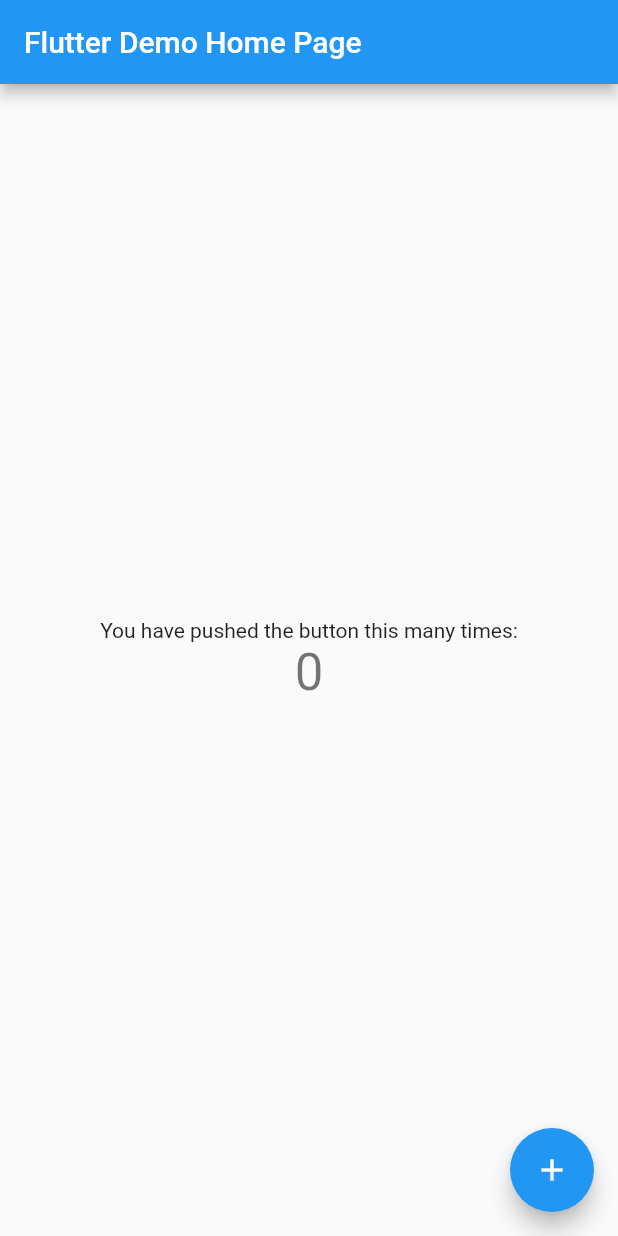
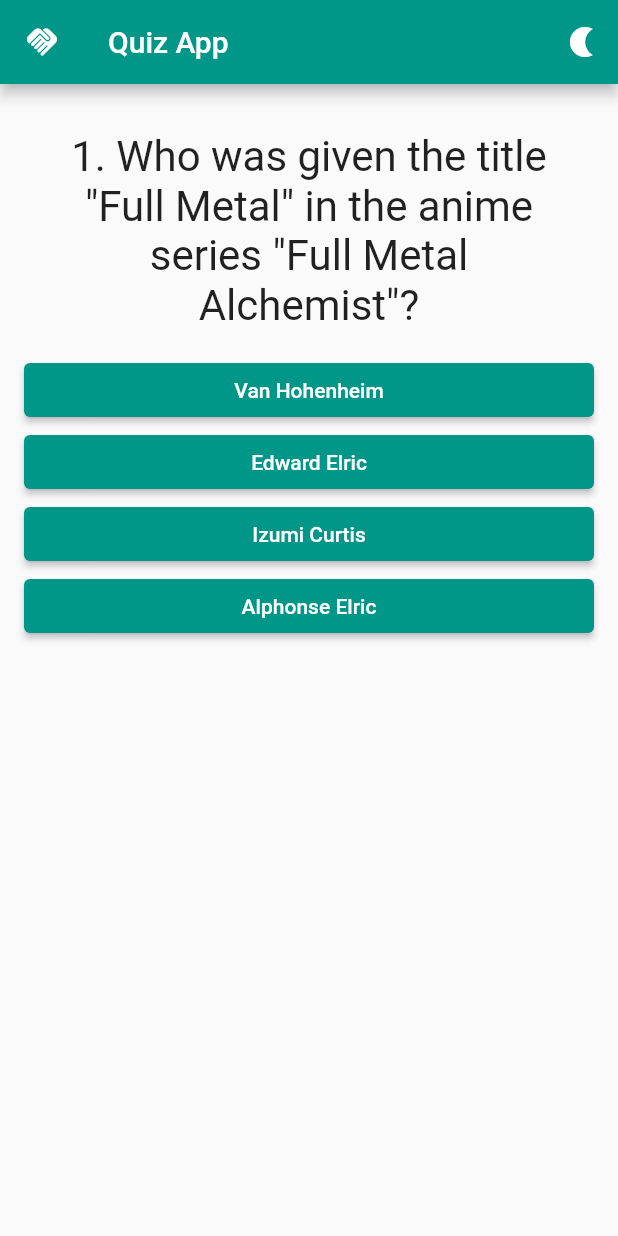
Before and after one commit to alexander-alarcon/fl-quiz-app, a Flutter app: the screen it shows after launch, on a phone screen of 412 x 824 dp. Run offline on Flutter 3.47's test engine with Material 2 defaults, Android fonts, the phone set to English and light mode, and no system bars.

Commit message:
Make quiz app
Make a basic quiz app with flutter

```diff
--- /dev/null
+++ b/lib/answer.dart
@@ -0,0 +1,20 @@
+import 'package:flutter/material.dart';
+
+class Answer extends StatelessWidget {
+  final VoidCallback selectHandler;
+  final String answerText;
+
+  const Answer(this.selectHandler, this.answerText, {Key? key})
+      : super(key: key);
+
+  @override
+  Widget build(BuildContext context) {
+    return SizedBox(
+      width: double.infinity,
+      child: ElevatedButton(
+        child: Text(answerText),
+        onPressed: selectHandler,
+      ),
+    );
+  }
+}
--- a/lib/main.dart
+++ b/lib/main.dart
@@ -1,115 +1,158 @@
 import 'package:flutter/material.dart';
 
+import './result.dart';
+import './quiz.dart';
+
 void main() {
-  runApp(const MyApp());
+  runApp(const App());
 }
 
-class MyApp extends StatelessWidget {
-  const MyApp({Key? key}) : super(key: key);
+class App extends StatefulWidget {
+  const App({Key? key}) : super(key: key);
 
-  // This widget is the root of your application.
   @override
-  Widget build(BuildContext context) {
-    return MaterialApp(
-      title: 'Flutter Demo',
-      theme: ThemeData(
-        // This is the theme of your application.
-        //
-        // Try running your application with "flutter run". You'll see the
-        // application has a blue toolbar. Then, without quitting the app, try
-        // changing the primarySwatch below to Colors.green and then invoke
-        // "hot reload" (press "r" in the console where you ran "flutter run",
-        // or simply save your changes to "hot reload" in a Flutter IDE).
-        // Notice that the counter didn't reset back to zero; the application
-        // is not restarted.
-        primarySwatch: Colors.blue,
-      ),
-      home: const MyHomePage(title: 'Flutter Demo Home Page'),
-    );
-  }
+  State<App> createState() => _AppState();
 }
 
-class MyHomePage extends StatefulWidget {
-  const MyHomePage({Key? key, required this.title}) : super(key: key);
+class _AppState extends State<App> {
+  final _questions = [
+    {
+      'question':
+          'Who was given the title "Full Metal" in the anime series "Full Metal Alchemist"?',
+      'correctAnswer': 'Edward Elric',
+      'answers': [
+        'Alphonse Elric',
+        'Van Hohenheim',
+        'Izumi Curtis',
+        'Edward Elric'
+      ]
+    },
+    {
+      'question':
+          'What caused the titular mascot of Yo-Kai Watch" Jibanyan" to become a yokai?',
+      'correctAnswer': 'Being run over by a truck',
+      'answers': [
+        'Ate one too many chocobars',
+        'Through a magical ritual',
+        'When he put on the harmaki',
+        'Being run over by a truck'
+      ]
+    },
+    {
+      'question': 'What year did "Attack on Titan" Season 2 begin airing?',
+      'correctAnswer': '2017',
+      'answers': ['2018', '2019', '2020', '2017']
+    },
+    {
+      'question':
+          'In "One Piece" who confirms the existence of the legendary treasure\' One Piece?',
+      'correctAnswer': 'Edward "Whitebeard" Newgate',
+      'answers': [
+        'Former Marine Fleet Admiral Sengoku',
+        'Pirate King Gol D Roger',
+        'Silvers Rayleigh',
+        'Edward "Whitebeard" Newgate'
+      ]
+    },
+    {
+      'question': 'In "Highschool DxD"\' Koneko Toujou is from what race?',
+      'correctAnswer': 'Nekomata',
+      'answers': ['Kitsune', 'Human', 'Kappa', 'Nekomata']
+    },
+    {
+      'question':
+          'In "To Love-Ru" who is the first to hear of Yami\'s past from her?',
+      'correctAnswer': 'Rito',
+      'answers': ['Mikan', 'Lala', 'Haruna', 'Rito']
+    },
+    {
+      'question': 'What animation studio produced "Gurren Lagann"?',
+      'correctAnswer': 'Gainax',
+      'answers': ['Kyoto Animation', 'Pierrot', 'A-1 Pictures', 'Gainax']
+    },
+    {
+      'question':
+          'What was the reason for the banning of episode 35 of the "Pokémon Original Series" Anime?',
+      'correctAnswer': 'Gun Usage',
+      'answers': ['Flashing Images', 'Jynx', 'Strong Violence', 'Gun Usage']
+    },
+    {
+      'question':
+          'In "Love Live: School Idol Project" what pseudonym does Kotori Minami use in her job as a maid?',
+      'correctAnswer': 'Minalinsky',
+      'answers': ['Stanoytchev', 'Kuznetsov', 'Aqours', 'Minalinsky']
+    }
+  ];
+  int _questionIndex = 0;
+  int _score = 0;
+  static bool _isDark = false;
 
-  // This widget is the home page of your application. It is stateful, meaning
-  // that it has a State object (defined below) that contains fields that affect
-  // how it looks.
+  void _answerQuestion(selected, correct) {
+    setState(() {
+      _questionIndex = _questionIndex + 1;
+    });
+    if (selected == correct) {
+      _score += 1;
+    }
+  }
 
-  // This class is the configuration for the state. It holds the values (in this
-  // case the title) provided by the parent (in this case the App widget) and
-  // used by the build method of the State. Fields in a Widget subclass are
-  // always marked "final".
+  void _switchTheme() {
+    setState(() {
+      _isDark = !_isDark;
+    });
+  }
 
-  final String title;
-
-  @override
-  State<MyHomePage> createState() => _MyHomePageState();
-}
-
-class _MyHomePageState extends State<MyHomePage> {
-  int _counter = 0;
-
-  void _incrementCounter() {
+  void _resetQuiz() {
     setState(() {
-      // This call to setState tells the Flutter framework that something has
-      // changed in this State, which causes it to rerun the build method below
-      // so that the display can reflect the updated values. If we changed
-      // _counter without calling setState(), then the build method would not be
-      // called again, and so nothing would appear to happen.
-      _counter++;
+      _score = 0;
+      _questionIndex = 0;
+      _questions.shuffle();
     });
   }
 
   @override
   Widget build(BuildContext context) {
-    // This method is rerun every time setState is called, for instance as done
-    // by the _incrementCounter method above.
-    //
-    // The Flutter framework has been optimized to make rerunning build methods
-    // fast, so that you can just rebuild anything that needs updating rather
-    // than having to individually change instances of widgets.
-    return Scaffold(
-      appBar: AppBar(
-        // Here we take the value from the MyHomePage object that was created by
-        // the App.build method, and use it to set our appbar title.
-        title: Text(widget.title),
+    _questions.shuffle();
+    return MaterialApp(
+      title: 'Quiz App?',
+      theme: ThemeData(
+        colorScheme: _isDark
+            ? const ColorScheme.dark(
+                primary: Colors.teal,
+              )
+            : const ColorScheme.light(
+                primary: Colors.teal,
+              ),
+        textTheme: const TextTheme(
+          bodyText2: TextStyle(fontSize: 18),
+          bodyText1: TextStyle(fontSize: 18),
+        ),
       ),
-      body: Center(
-        // Center is a layout widget. It takes a single child and positions it
-        // in the middle of the parent.
-        child: Column(
-          // Column is also a layout widget. It takes a list of children and
-          // arranges them vertically. By default, it sizes itself to fit its
-          // children horizontally, and tries to be as tall as its parent.
-          //
-          // Invoke "debug painting" (press "p" in the console, choose the
-          // "Toggle Debug Paint" action from the Flutter Inspector in Android
-          // Studio, or the "Toggle Debug Paint" command in Visual Studio Code)
-          // to see the wireframe for each widget.
-          //
-          // Column has various properties to control how it sizes itself and
-          // how it positions its children. Here we use mainAxisAlignment to
-          // center the children vertically; the main axis here is the vertical
-          // axis because Columns are vertical (the cross axis would be
-          // horizontal).
-          mainAxisAlignment: MainAxisAlignment.center,
-          children: <Widget>[
-            const Text(
-              'You have pushed the button this many times:',
-            ),
-            Text(
-              '$_counter',
-              style: Theme.of(context).textTheme.headline4,
+      home: Scaffold(
+        appBar: AppBar(
+          title: const Text('Quiz App'),
+          leading: const Icon(Icons.handshake),
+          actions: [
+            IconButton(
+              onPressed: _switchTheme,
+              icon: _isDark
+                  ? const Icon(Icons.sunny)
+                  : const Icon(Icons.nightlight),
             ),
           ],
         ),
+        body: _questionIndex < _questions.length
+            ? Quiz(
+                answerQuestion: _answerQuestion,
+                questionIndex: _questionIndex,
+                questions: _questions,
+              )
+            : Result(
+                questions: _questions.length,
+                score: _score,
+                resetQuiz: _resetQuiz,
+              ),
       ),
-      floatingActionButton: FloatingActionButton(
-        onPressed: _incrementCounter,
-        tooltip: 'Increment',
-        child: const Icon(Icons.add),
-      ), // This trailing comma makes auto-formatting nicer for build methods.
     );
   }
 }
--- /dev/null
+++ b/lib/question.dart
@@ -0,0 +1,20 @@
+import 'package:flutter/material.dart';
+
+class Question extends StatelessWidget {
+  final String questionText;
+
+  const Question(this.questionText, {Key? key}) : super(key: key);
+
+  @override
+  Widget build(BuildContext context) {
+    return Container(
+      width: double.infinity,
+      margin: const EdgeInsets.all(16),
+      child: Text(
+        questionText,
+        style: const TextStyle(fontSize: 28),
+        textAlign: TextAlign.center,
+      ),
+    );
+  }
+}
--- /dev/null
+++ b/lib/quiz.dart
@@ -0,0 +1,40 @@
+import 'package:flutter/material.dart';
+
+import './question.dart';
+import './answer.dart';
+
+class Quiz extends StatelessWidget {
+  final List<Map<String, Object>> questions;
+  final Function answerQuestion;
+  final int questionIndex;
+
+  const Quiz({
+    required this.answerQuestion,
+    required this.questions,
+    required this.questionIndex,
+    Key? key,
+  }) : super(key: key);
+
+  @override
+  Widget build(BuildContext context) {
+    var _question = (questions[questionIndex]['question'] as String);
+    var answers = (questions[questionIndex]['answers'] as List<String>)
+        .map((e) => Answer(() {
+              answerQuestion(
+                  e, questions[questionIndex]['correctAnswer'] as String);
+            }, e))
+        .toList();
+
+    answers.shuffle();
+
+    return Padding(
+      padding: const EdgeInsets.all(16.0),
+      child: Column(
+        children: [
+          Question('${questionIndex + 1}. $_question'),
+          ...answers,
+        ],
+      ),
+    );
+  }
+}
--- /dev/null
+++ b/lib/result.dart
@@ -0,0 +1,34 @@
+import 'package:flutter/material.dart';
+
+class Result extends StatelessWidget {
+  final int questions;
+  final int score;
+  final VoidCallback resetQuiz;
+
+  const Result(
+      {required this.questions,
+      required this.score,
+      required this.resetQuiz,
+      Key? key})
+      : super(key: key);
+
+  @override
+  Widget build(BuildContext context) {
+    return Padding(
+      padding: const EdgeInsets.all(32.0),
+      child: Column(
+        children: [
+          Center(
+            child: Text(
+              'You made it your score is $score/$questions',
+            ),
+          ),
+          ElevatedButton(
+            onPressed: resetQuiz,
+            child: const Text('Reset'),
+          ),
+        ],
+      ),
+    );
+  }
+}
```
Also changed, not shown: 1 other file.
